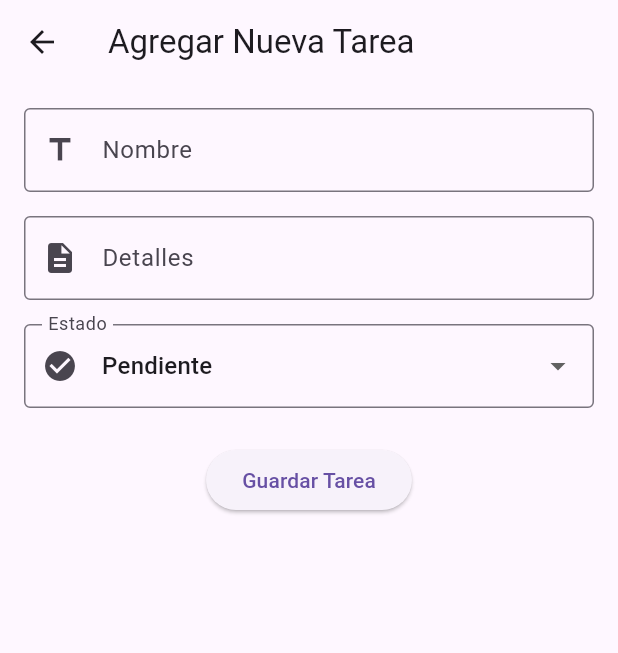
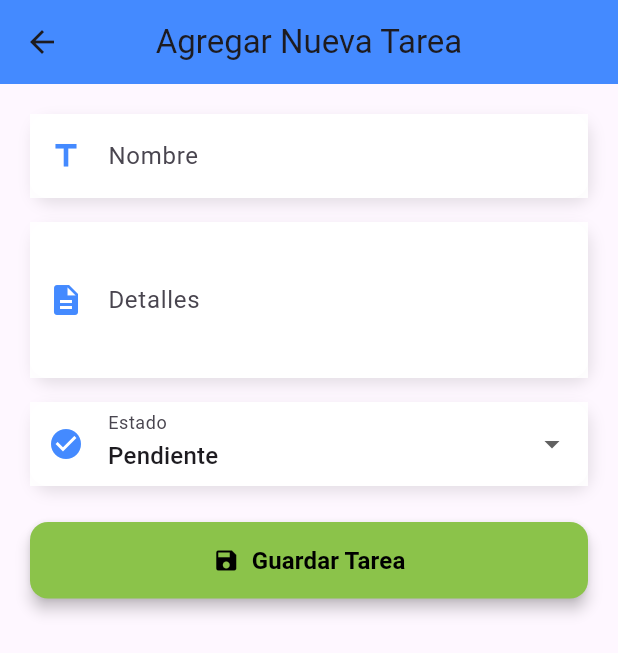
Before and after one commit to ktncharris018/tareas_api_app, a Flutter app: the screen it shows after launch, after a tap on the "add" icon, on a phone screen of 412 x 824 dp. Shown: the top 653 px of the screen. Run offline on Flutter 3.47's test engine with Material 3 defaults, Android fonts, the phone set to English and light mode, and no system bars; our stand-ins replace get, logger; network calls fail.

Commit message:
version 1.5 (diseño IU mejorado)

```diff
--- a/lib/main.dart
+++ b/lib/main.dart
@@ -1,6 +1,6 @@
 import 'package:flutter/material.dart';
 import 'package:get/get.dart';
-import 'utils/routes.dart'; // Archivo donde defines las rutas
+import 'utils/routes.dart';
 
 void main() {
   runApp(MyApp());
@@ -13,9 +13,9 @@ class MyApp extends StatelessWidget {
       debugShowCheckedModeBanner: false,
       title: 'Gestor de Tareas',
       initialRoute: AppRoutes.HOME, // Ruta inicial de la app
-      getPages: AppRoutes.routes, // Definición de rutas en routes.dart
+      getPages: AppRoutes.routes,
       theme: ThemeData(
-        primarySwatch: Colors.blue, // Tema de la app (puedes personalizarlo)
+        primarySwatch: Colors.blue,
       ),
     );
   }
--- a/lib/services/api_service.dart
+++ b/lib/services/api_service.dart
@@ -4,12 +4,12 @@ import 'package:logger/logger.dart';
 import '../models/task_model.dart';
 
 class ApiService {
-  //final String baseUrl = 'https://nk0blh78-8000.use2.devtunnels.ms';
+  //final String baseUrl = 'https://nk0blh78-8000.use2.devtunnels.ms';  /// API del profesor
   //final String baseUrl = 'https://x8ki-letl-twmt.n7.xano.io/api:wka2okkc';
-  final String baseUrl = 'https://x8ki-letl-twmt.n7.xano.io/api:UIdqgh6f';
+  final String baseUrl = 'https://x8ki-letl-twmt.n7.xano.io/api:UIdqgh6f';  /// API personal
   final Logger logger = Logger();
 
-  // Obtener todas las tareas
+
   Future<List<TaskModel>> getTasks() async {
     try {
       final response = await http.get(Uri.parse('$baseUrl/tareas'));
@@ -29,7 +29,7 @@ class ApiService {
     }
   }
 
-  // Obtener una tarea por ID
+
   Future<TaskModel> getTaskById(int id) async {
     try {
       final response = await http.get(Uri.parse('$baseUrl/tareas/$id'));
@@ -48,7 +48,7 @@ class ApiService {
     }
   }
 
-  // Crear una nueva tarea
+
   Future<TaskModel> createTask(TaskModel task) async {
     try {
       final response = await http.post(
@@ -71,7 +71,7 @@ class ApiService {
     }
   }
 
-  // Actualizar una tarea
+
   Future<TaskModel> updateTask(int id, TaskModel task) async {
     try {
       final response = await http.put(
@@ -94,7 +94,7 @@ class ApiService {
     }
   }
 
-  // Eliminar una tarea
+
   Future<void> deleteTask(int id) async {
     try {
       final response = await http.delete(Uri.parse('$baseUrl/tareas/$id'));
--- a/lib/views/task_create_view.dart
+++ b/lib/views/task_create_view.dart
@@ -10,57 +10,107 @@ class CreateTaskView extends StatelessWidget {
   @override
   Widget build(BuildContext context) {
     return Scaffold(
-      appBar: AppBar(title: Text('Agregar Nueva Tarea')),
+      appBar: AppBar(
+        title: const Text('Agregar Nueva Tarea'),
+        centerTitle: true,
+        backgroundColor: Colors.blueAccent,
+      ),
       body: Padding(
-        padding: const EdgeInsets.all(16.0),
+        padding: const EdgeInsets.all(20.0),
         child: Column(
+          crossAxisAlignment: CrossAxisAlignment.start,
           children: [
-            TextField(
-              controller: controller.nameController,
-              decoration: InputDecoration(
-                labelText: 'Nombre',
-                prefixIcon: Icon(Icons.title),
-                border: OutlineInputBorder(),
+            _buildTextField(controller.nameController, 'Nombre', Icons.title),
+            const SizedBox(height: 16),
+            _buildTextField(controller.detailsController, 'Detalles', Icons.description, maxLines: 3),
+            const SizedBox(height: 16),
+            Obx(
+              () => _buildDropdown(
+                'Estado',
+                Icons.check_circle,
+                controller.selectedStatus.value,
+                (value) => controller.selectedStatus.value = value!,
               ),
             ),
-            SizedBox(height: 16),
-            TextField(
-              controller: controller.detailsController,
-              decoration: InputDecoration(
-                labelText: 'Detalles',
-                prefixIcon: Icon(Icons.description),
-                border: OutlineInputBorder(),
-              ),
-            ),
-            SizedBox(height: 16),
-            Obx(
-              () => DropdownButtonFormField<String>(
-                value: controller.selectedStatus.value,
-                items:
-                    ['Pendiente', 'Completada', 'En progreso']
-                        .map(
-                          (status) => DropdownMenuItem(
-                            value: status,
-                            child: Text(status),
-                          ),
-                        )
-                        .toList(),
-                onChanged: (value) => controller.selectedStatus.value = value!,
-                decoration: InputDecoration(
-                  labelText: 'Estado',
-                  prefixIcon: Icon(Icons.check_circle),
-                  border: OutlineInputBorder(),
+            const SizedBox(height: 24),
+            SizedBox(
+              width: double.infinity,
+              child: ElevatedButton.icon(
+                onPressed: controller.validateAndSave,
+                style: ElevatedButton.styleFrom(
+                  backgroundColor: Colors.lightGreen,
+                  padding: const EdgeInsets.symmetric(vertical: 14),
+                  shape: RoundedRectangleBorder(
+                    borderRadius: BorderRadius.circular(12),
+                  ),
+                  elevation: 4, // Sombra suave
+                ),
+                icon: const Icon(Icons.save, color: Colors.black),
+                label: const Text(
+                  'Guardar Tarea',
+                  style: TextStyle(fontSize: 16, fontWeight: FontWeight.bold, color: Colors.black),
                 ),
               ),
-            ),
-            SizedBox(height: 24),
-            ElevatedButton(
-              onPressed: controller.validateAndSave,
-              child: Text('Guardar Tarea'),
             ),
           ],
         ),
       ),
     );
   }
+
+
+  Widget _buildTextField(TextEditingController controller, String label, IconData icon, {int maxLines = 1}) {
+    return Container(
+      decoration: _boxDecoration(),
+      child: TextField(
+        controller: controller,
+        maxLines: maxLines,
+        decoration: _inputDecoration(label, icon),
+      ),
+    );
+  }
+
+
+  Widget _buildDropdown(String label, IconData icon, String value, Function(String?) onChanged) {
+    return Container(
+      decoration: _boxDecoration(),
+      child: DropdownButtonFormField<String>(
+        value: value,
+        items: ['pendiente', 'completado', 'en progreso']
+            .map((status) => DropdownMenuItem(
+                  value: status,
+                  child: Text(status.capitalizeFirst!),
+                ))
+            .toList(),
+        onChanged: onChanged,
+        decoration: _inputDecoration(label, icon),
+      ),
+    );
+  }
+
+
+  InputDecoration _inputDecoration(String label, IconData icon) {
+    return InputDecoration(
+      labelText: label,
+      prefixIcon: Icon(icon, color: Colors.blueAccent),
+      border: InputBorder.none, // Sin bordes visibles
+      filled: true,
+      fillColor: Colors.white.withOpacity(0.9),
+    );
+  }
+
+
+  BoxDecoration _boxDecoration() {
+    return BoxDecoration(
+      color: Colors.white,
+      borderRadius: BorderRadius.circular(12),
+      boxShadow: [
+        BoxShadow(
+          color: Colors.black.withOpacity(0.1),
+          blurRadius: 8,
+          offset: const Offset(2, 4),
+        ),
+      ],
+    );
+  }
 }
--- a/lib/views/task_list_view.dart
+++ b/lib/views/task_list_view.dart
@@ -10,27 +10,46 @@ class TaskListView extends StatelessWidget {
   Widget build(BuildContext context) {
     return Scaffold(
       appBar: AppBar(
-        title: Text('Lista de Tareas'),
+        title: Text('Lista de Tareas', style: TextStyle(fontWeight: FontWeight.bold)),
         centerTitle: true,
+        backgroundColor: Colors.blueAccent,
       ),
-      body: Obx(() {
+      body: Column(
+        children: [
+          Padding(
+            padding: const EdgeInsets.all(10.0),
+            child: TextField(
+              decoration: InputDecoration(
+                hintText: 'Buscar tarea...',
+                prefixIcon: Icon(Icons.search),
+                border: OutlineInputBorder(borderRadius: BorderRadius.circular(10)),
+              ),
+              onChanged: (value) => controller.filterTasks(value),
+            ),
+          ),
+          Expanded(
+            child: Obx(() {
               if (controller.isLoading.value) {
                 return Center(child: CircularProgressIndicator());
               }
-        if (controller.tasks.isEmpty) {
+              if (controller.filteredTasks.isEmpty) {
                 return Center(child: Text('No hay tareas disponibles'));
               }
               return ListView.builder(
-          itemCount: controller.tasks.length,
+                itemCount: controller.filteredTasks.length,
                 itemBuilder: (context, index) {
-            final task = controller.tasks[index];
+                  final task = controller.filteredTasks[index];
                   return TaskCard(task: task, controller: controller);
                 },
               );
             }),
+          ),
+        ],
+      ),
       floatingActionButton: FloatingActionButton(
         onPressed: controller.goToCreateTask,
-        child: Icon(Icons.add),
+        child: Icon(Icons.add, color: Colors.white),
+        backgroundColor: Colors.blueAccent,
       ),
     );
   }
@@ -46,10 +65,10 @@ class TaskCard extends StatelessWidget {
     switch (status) {
       case 'pendiente':
         return Colors.orange;
-      case 'completada':
+      case 'en progreso':
+        return Colors.amber;
+      case 'completado':
         return Colors.green;
-      case 'en_progreso':
-        return Colors.blue;
       default:
         return Colors.grey;
     }
@@ -59,16 +78,26 @@ class TaskCard extends StatelessWidget {
   Widget build(BuildContext context) {
     return Card(
       margin: EdgeInsets.symmetric(horizontal: 10, vertical: 5),
+      elevation: 4,
+      shape: RoundedRectangleBorder(borderRadius: BorderRadius.circular(10)),
       child: ListTile(
         title: Text(task.nombre, style: TextStyle(fontWeight: FontWeight.bold)),
         subtitle: Text(task.detalle),
         trailing: IconButton(
           icon: Icon(Icons.close, color: Colors.red),
+          //icon: Icon(LucideIcons.x, color: Colors.red),
           onPressed: () {
             if (task.id != null) {
-              controller.deleteTask(task.id!); // Forzamos a no nulo con `!`
+              controller.deleteTask(task.id!);
             } else {
-              Get.snackbar('Error', 'No se puede eliminar una tarea sin ID');
+              Get.snackbar(
+                'Error',
+                'No se puede eliminar una tarea sin ID',
+                backgroundColor: Colors.redAccent,
+                colorText: Colors.white,
+                icon: Icon(Icons.error, color: Colors.white),
+                snackPosition: SnackPosition.BOTTOM,
+              );
             }
           },
         ),
--- a/pubspec.yaml
+++ b/pubspec.yaml
@@ -37,6 +37,7 @@ dependencies:
   get: ^4.7.2
   http: ^1.3.0
   logger: ^2.5.0
+  lucide_icons: ^0.257.0
 
 
 dev_dependencies:
```
Also changed, not shown: lib/controllers/task_create_controller.dart (+24 -10 lines), lib/controllers/task_edit_controller.dart (+18 -4 lines), lib/controllers/task_list_controller.dart (+30 -2 lines), lib/views/task_edit_view.dart (+91 -36 lines), pubspec.lock. Lines whose indentation alone changed are shown as unchanged.
